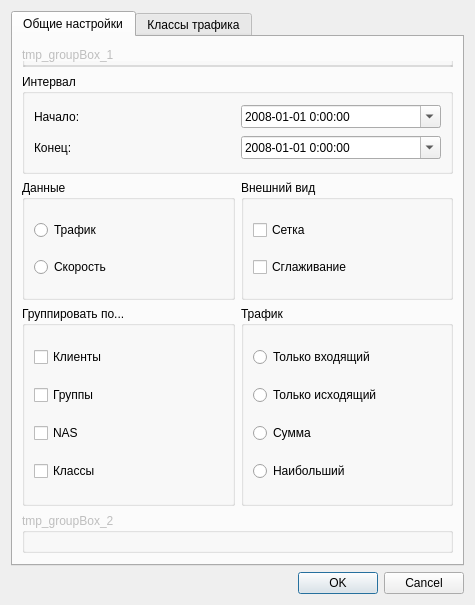
brat002/ExpertBilling, file mdi/forms/chart_report_properties_dialog.ui: the form before one commit.
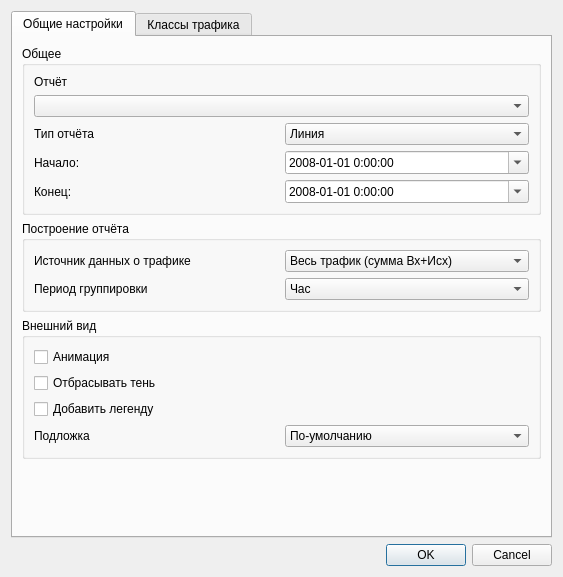
The form after the commit.

Diff of the .ui file:
```diff
--- a/mdi/forms/chart_report_properties_dialog.ui
+++ b/mdi/forms/chart_report_properties_dialog.ui
@@ -1,12 +1,12 @@
 <ui version="4.0" >
  <class>Dialog</class>
- <widget class="QDialog" name="Dialog" >
-  <property name="geometry" >
+ <widget class="QDialog" name="Dialog">
+  <property name="geometry">
    <rect>
     <x>0</x>
     <y>0</y>
-    <width>475</width>
-    <height>605</height>
+    <width>563</width>
+    <height>577</height>
    </rect>
   </property>
   <property name="windowTitle" >
@@ -22,248 +22,253 @@
       <attribute name="title" >
        <string>Общие настройки</string>
       </attribute>
-      <layout class="QGridLayout" name="gridLayout_3" >
-       <item row="1" column="0" >
-        <layout class="QGridLayout" name="gridLayout" >
-         <item row="0" column="0" colspan="2" >
-          <widget class="QGroupBox" name="inter_groupBox" >
-           <property name="maximumSize" >
-            <size>
-             <width>16777215</width>
-             <height>100</height>
-            </size>
-           </property>
-           <property name="title" >
-            <string>Интервал</string>
-           </property>
-           <layout class="QGridLayout" name="gridLayout_2" >
-            <item row="0" column="0" >
-             <widget class="QLabel" name="from_label" >
-              <property name="text" >
-               <string>Начало:</string>
-              </property>
-             </widget>
+      <layout class="QGridLayout" name="gridLayout_3">
+       <item row="0" column="0">
+        <widget class="QGroupBox" name="groupBox">
+         <property name="title">
+          <string>Общее</string>
+         </property>
+         <layout class="QGridLayout" name="gridLayout">
+          <item row="0" column="0">
+           <widget class="QLabel" name="label">
+            <property name="text">
+             <string>Отчёт</string>
+            </property>
+           </widget>
+          </item>
+          <item row="4" column="0">
+           <widget class="QLabel" name="from_label">
+            <property name="text">
+             <string>Начало:</string>
+            </property>
+           </widget>
+          </item>
+          <item row="4" column="1">
+           <widget class="QDateTimeEdit" name="from_dateTimeEdit">
+            <property name="minimumDate">
+             <date>
+              <year>2008</year>
+              <month>1</month>
+              <day>1</day>
+             </date>
+            </property>
+            <property name="displayFormat">
+             <string>yyyy-MM-dd H:mm:ss</string>
+            </property>
+            <property name="calendarPopup">
+             <bool>true</bool>
+            </property>
+           </widget>
+          </item>
+          <item row="5" column="0">
+           <widget class="QLabel" name="to_label">
+            <property name="text">
+             <string>Конец:</string>
+            </property>
+           </widget>
+          </item>
+          <item row="5" column="1">
+           <widget class="QDateTimeEdit" name="to_dateTimeEdit">
+            <property name="minimumDate">
+             <date>
+              <year>2008</year>
+              <month>1</month>
+              <day>1</day>
+             </date>
+            </property>
+            <property name="displayFormat">
+             <string>yyyy-MM-dd H:mm:ss</string>
+            </property>
+            <property name="calendarPopup">
+             <bool>true</bool>
+            </property>
+           </widget>
+          </item>
+          <item row="1" column="0" colspan="2">
+           <widget class="QComboBox" name="comboBox"/>
+          </item>
+          <item row="3" column="1">
+           <widget class="QComboBox" name="comboBox_4">
+            <item>
+             <property name="text">
+              <string>Линия</string>
+             </property>
             </item>
-            <item row="1" column="0" >
-             <widget class="QLabel" name="to_label" >
-              <property name="text" >
-               <string>Конец:</string>
-              </property>
-             </widget>
+            <item>
+             <property name="text">
+              <string>Плавная линия</string>
+             </property>
             </item>
-            <item row="0" column="1" >
-             <widget class="QDateTimeEdit" name="from_dateTimeEdit" >
-              <property name="minimumDate" >
-               <date>
-                <year>2008</year>
-                <month>1</month>
-                <day>1</day>
-               </date>
-              </property>
-              <property name="displayFormat" >
-               <string>yyyy-MM-dd H:mm:ss</string>
-              </property>
-              <property name="calendarPopup" >
-               <bool>true</bool>
-              </property>
-             </widget>
+            <item>
+             <property name="text">
+              <string>Вертикальная</string>
+             </property>
             </item>
-            <item row="1" column="1" >
-             <widget class="QDateTimeEdit" name="to_dateTimeEdit" >
-              <property name="minimumDate" >
-               <date>
-                <year>2008</year>
-                <month>1</month>
-                <day>1</day>
-               </date>
-              </property>
-              <property name="displayFormat" >
-               <string>yyyy-MM-dd H:mm:ss</string>
-              </property>
-              <property name="calendarPopup" >
-               <bool>true</bool>
-              </property>
-             </widget>
+            <item>
+             <property name="text">
+              <string>Горизонтальная</string>
+             </property>
             </item>
-           </layout>
-          </widget>
-         </item>
-         <item row="1" column="0" >
-          <widget class="QGroupBox" name="data_groupBox" >
-           <property name="maximumSize" >
-            <size>
-             <width>1000</width>
-             <height>120</height>
-            </size>
-           </property>
-           <property name="title" >
-            <string>Данные</string>
-           </property>
-           <layout class="QGridLayout" name="gridLayout_6" >
-            <item row="0" column="0" >
-             <widget class="QRadioButton" name="dgb_traffic_radioButton" >
-              <property name="text" >
-               <string>Трафик</string>
-              </property>
-             </widget>
+            <item>
+             <property name="text">
+              <string>Пирог</string>
+             </property>
             </item>
-            <item row="1" column="0" >
-             <widget class="QRadioButton" name="dgb_speed_radioButton" >
-              <property name="text" >
-               <string>Скорость</string>
-              </property>
-             </widget>
+           </widget>
+          </item>
+          <item row="3" column="0">
+           <widget class="QLabel" name="label_4">
+            <property name="text">
+             <string>Тип отчёта</string>
+            </property>
+           </widget>
+          </item>
+         </layout>
+        </widget>
+       </item>
+       <item row="1" column="0">
+        <widget class="QGroupBox" name="groupBox_2">
+         <property name="title">
+          <string>Построение отчёта</string>
+         </property>
+         <layout class="QGridLayout" name="gridLayout_2">
+          <item row="1" column="0">
+           <widget class="QLabel" name="label_3">
+            <property name="text">
+             <string>Период группировки</string>
+            </property>
+           </widget>
+          </item>
+          <item row="1" column="1">
+           <widget class="QComboBox" name="comboBox_3">
+            <item>
+             <property name="text">
+              <string>Час</string>
+             </property>
             </item>
-           </layout>
-          </widget>
-         </item>
-         <item row="1" column="1" >
-          <widget class="QGroupBox" name="layout_groupBox" >
-           <property name="maximumSize" >
-            <size>
-             <width>1000</width>
-             <height>120</height>
-            </size>
-           </property>
-           <property name="title" >
-            <string>Внешний вид</string>
-           </property>
-           <layout class="QGridLayout" name="gridLayout_5" >
-            <item row="0" column="0" >
-             <widget class="QCheckBox" name="lgb_grid_checkBox" >
-              <property name="text" >
-               <string>Сетка</string>
-              </property>
-             </widget>
+            <item>
+             <property name="text">
+              <string>День</string>
+             </property>
             </item>
-            <item row="1" column="0" >
-             <widget class="QCheckBox" name="lgb_antialias_checkBox" >
-              <property name="text" >
-               <string>Сглаживание</string>
-              </property>
-             </widget>
+            <item>
+             <property name="text">
+              <string>Месяц</string>
+             </property>
             </item>
-           </layout>
-          </widget>
-         </item>
-         <item row="2" column="0" >
-          <widget class="QGroupBox" name="groupby_groupBox" >
-           <property name="maximumSize" >
-            <size>
-             <width>1000</width>
-             <height>200</height>
-            </size>
-           </property>
-           <property name="title" >
-            <string>Группировать по...</string>
-           </property>
-           <layout class="QGridLayout" name="gridLayout_8" >
-            <item row="0" column="0" >
-             <widget class="QCheckBox" name="ggb_accounts_checkBox" >
-              <property name="text" >
-               <string>Клиенты</string>
-              </property>
-             </widget>
+           </widget>
+          </item>
+          <item row="0" column="0">
+           <widget class="QLabel" name="label_2">
+            <property name="text">
+             <string>Источник данных о трафике</string>
+            </property>
+           </widget>
+          </item>
+          <item row="0" column="1">
+           <widget class="QComboBox" name="comboBox_2">
+            <item>
+             <property name="text">
+              <string>Весь трафик (сумма Вх+Исх)</string>
+             </property>
             </item>
-            <item row="1" column="0" >
-             <widget class="QCheckBox" name="ggb_groups_checkBox" >
-              <property name="text" >
-               <string>Группы</string>
-              </property>
-             </widget>
+            <item>
+             <property name="text">
+              <string>Весь трафик (Вх и Исх раздельно)</string>
+             </property>
             </item>
-            <item row="2" column="0" >
-             <widget class="QCheckBox" name="ggb_nas_checkBox" >
-              <property name="text" >
-               <string>NAS</string>
-              </property>
-             </widget>
+            <item>
+             <property name="text">
+              <string>Тарифицированный трафик</string>
+             </property>
             </item>
-            <item row="3" column="0" >
-             <widget class="QCheckBox" name="ggb_classes_checkBox" >
-              <property name="text" >
-               <string>Классы</string>
-              </property>
-             </widget>
-            </item>
-           </layout>
-          </widget>
-         </item>
-         <item row="2" column="1" >
-          <widget class="QGroupBox" name="traffic_groupBox" >
-           <property name="maximumSize" >
-            <size>
-             <width>16777215</width>
-             <height>200</height>
-            </size>
-           </property>
-           <property name="title" >
-            <string>Трафик</string>
-           </property>
-           <layout class="QGridLayout" name="gridLayout_7" >
-            <item row="0" column="0" >
-             <widget class="QRadioButton" name="gbt_input_radioButton" >
-              <property name="text" >
-               <string>Только входящий</string>
-              </property>
-             </widget>
-            </item>
-            <item row="1" column="0" >
-             <widget class="QRadioButton" name="tgb_output_radioButton" >
-              <property name="text" >
-               <string>Только исходящий</string>
-              </property>
-             </widget>
-            </item>
-            <item row="2" column="0" >
-             <widget class="QRadioButton" name="tgb_sum_radioButton" >
-              <property name="text" >
-               <string>Сумма</string>
-              </property>
-             </widget>
-            </item>
-            <item row="3" column="0" >
-             <widget class="QRadioButton" name="tgb_max_radioButton" >
-              <property name="text" >
-               <string>Наибольший</string>
-              </property>
-             </widget>
-            </item>
-           </layout>
-          </widget>
-         </item>
-        </layout>
+           </widget>
+          </item>
+         </layout>
+        </widget>
        </item>
-       <item row="3" column="0" >
-        <widget class="QGroupBox" name="tmp_groupBox_2" >
-         <property name="enabled" >
-          <bool>false</bool>
+       <item row="3" column="0">
+        <spacer name="verticalSpacer">
+         <property name="orientation">
+          <enum>Qt::Vertical</enum>
          </property>
-         <property name="maximumSize" >
+         <property name="sizeHint" stdset="0">
           <size>
-           <width>16777215</width>
+           <width>20</width>
            <height>40</height>
           </size>
          </property>
-         <property name="title" >
-          <string>tmp_groupBox_2</string>
-         </property>
-        </widget>
+        </spacer>
        </item>
-       <item row="0" column="0" >
-        <widget class="QGroupBox" name="tmp_groupBox_3" >
-         <property name="enabled" >
-          <bool>false</bool>
+       <item row="2" column="0">
+        <widget class="QGroupBox" name="groupBox_3">
+         <property name="title">
+          <string>Внешний вид</string>
          </property>
-         <property name="maximumSize" >
-          <size>
-           <width>16777215</width>
-           <height>20</height>
-          </size>
-         </property>
-         <property name="title" >
-          <string>tmp_groupBox_1</string>
-         </property>
+         <layout class="QGridLayout" name="gridLayout_5">
+          <item row="0" column="0" colspan="2">
+           <widget class="QCheckBox" name="checkBox">
+            <property name="text">
+             <string>Анимация</string>
+            </property>
+           </widget>
+          </item>
+          <item row="1" column="0">
+           <widget class="QCheckBox" name="checkBox_2">
+            <property name="text">
+             <string>Отбрасывать тень</string>
+            </property>
+           </widget>
+          </item>
+          <item row="2" column="0">
+           <widget class="QCheckBox" name="checkBox_3">
+            <property name="text">
+             <string>Добавить легенду</string>
+            </property>
+           </widget>
+          </item>
+          <item row="3" column="0">
+           <widget class="QLabel" name="label_5">
+            <property name="text">
+             <string>Подложка</string>
+            </property>
+           </widget>
+          </item>
+          <item row="3" column="1">
+           <widget class="QComboBox" name="comboBox_5">
+            <item>
+             <property name="text">
+              <string>По-умолчанию</string>
+             </property>
+            </item>
+            <item>
+             <property name="text">
+              <string>Таблица</string>
+             </property>
+            </item>
+            <item>
+             <property name="text">
+              <string>Облока</string>
+             </property>
+            </item>
+            <item>
+             <property name="text">
+              <string>Серая</string>
+             </property>
+            </item>
+            <item>
+             <property name="text">
+              <string>Тёмно-синяя</string>
+             </property>
+            </item>
+            <item>
+             <property name="text">
+              <string>Тёмно-зелёная</string>
+             </property>
+            </item>
+           </widget>
+          </item>
+         </layout>
         </widget>
        </item>
       </layout>
```
Left out of the diff: 117 changed lines with no effect on the pictures.
